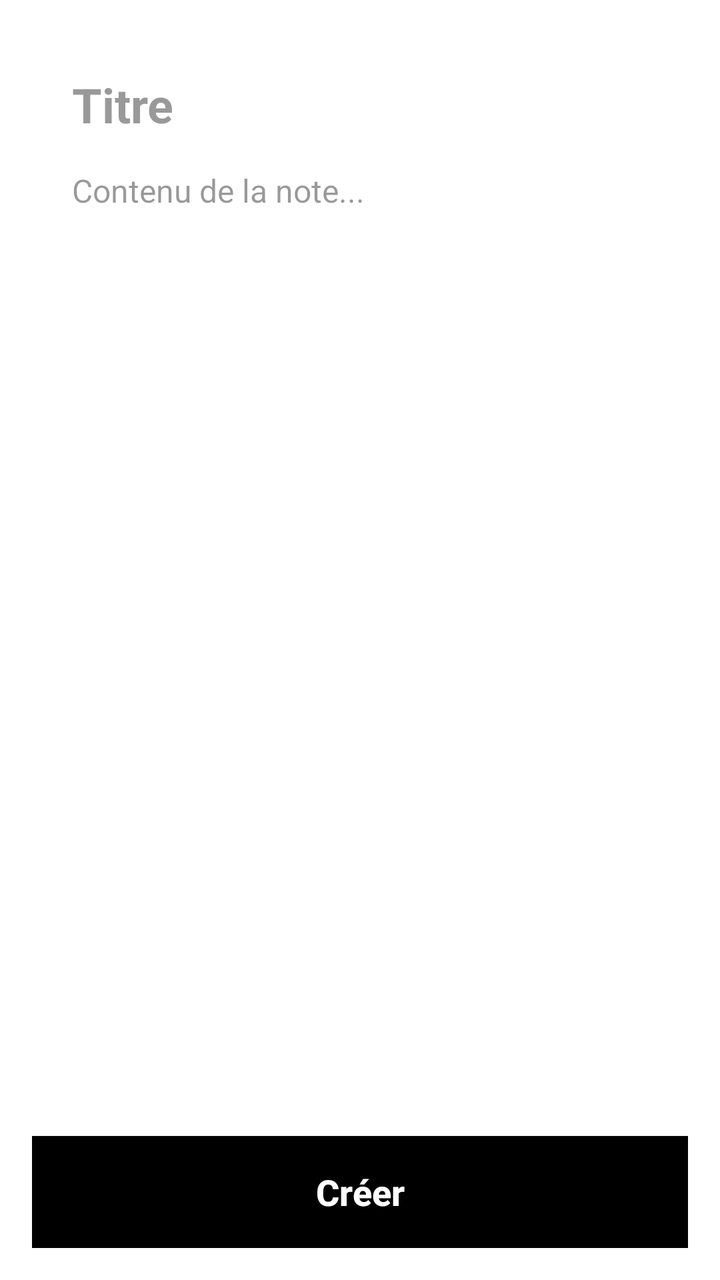
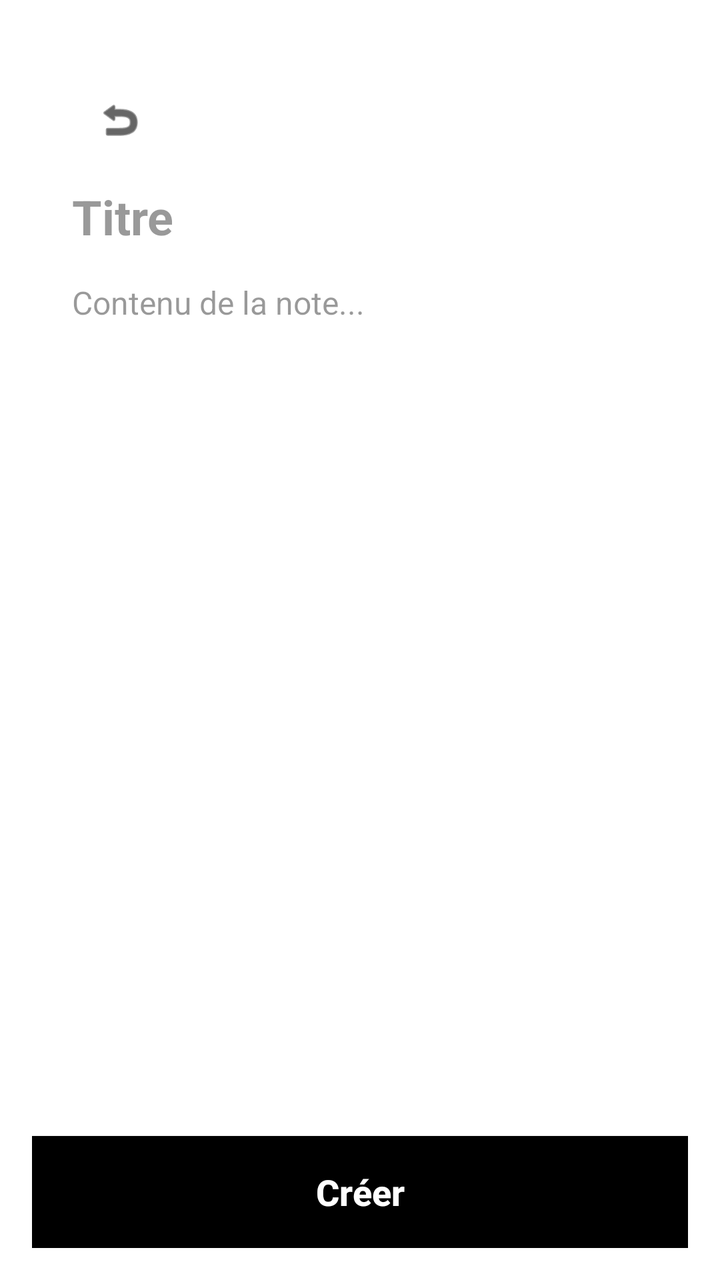

Compare the two renders of this Android layout. The source of the first and the diff that turns it into the second are given below.
<!-- AndroidManifest.xml: application theme Theme.GestionnaireNotes -->
<!-- res/layout/activity_create_note.xml -->
<?xml version="1.0" encoding="utf-8"?>
<RelativeLayout xmlns:android="http://schemas.android.com/apk/res/android"
    xmlns:app="http://schemas.android.com/apk/res-auto"
    android:layout_width="match_parent"
    android:layout_height="match_parent"
    android:background="#FFFFFF"
    android:padding="16dp"> <androidx.cardview.widget.CardView
    android:id="@+id/layoutCreateNote"
    android:layout_width="match_parent"
    android:layout_height="match_parent"
    android:layout_above="@+id/btnCreer"
    android:layout_marginBottom="24dp"
    app:cardCornerRadius="20dp"
    app:cardElevation="0dp"
    android:clipToOutline="true"> <LinearLayout
    android:layout_width="match_parent"
    android:layout_height="match_parent"
    android:orientation="vertical"
    android:padding="20dp">

    <EditText
        android:id="@+id/etTitre"
        android:layout_width="match_parent"
        android:layout_height="wrap_content"
        android:hint="Titre"
        android:inputType="text"
        android:textColor="#000000"
        android:textColorHint="#66000000"
        android:textSize="24sp"
        android:textStyle="bold"
        android:background="@null"
        android:paddingBottom="16dp" />

    <EditText
        android:id="@+id/etContenu"
        android:layout_width="match_parent"
        android:layout_height="match_parent"
        android:hint="Contenu de la note..."
        android:gravity="top|start"
        android:inputType="textMultiLine"
        android:textColor="#000000"
        android:textColorHint="#66000000"
        android:textSize="16sp"
        android:background="@null" />
</LinearLayout>
</androidx.cardview.widget.CardView>

    <androidx.appcompat.widget.AppCompatButton
        android:id="@+id/btnCreer"
        android:layout_width="match_parent"
        android:layout_height="56dp"
        android:layout_alignParentBottom="true"
        android:text="Créer"
        android:textAllCaps="false"
        android:textSize="18sp"
        android:textStyle="bold"
        android:textColor="#FFFFFF"
        android:background="#000000" />

</RelativeLayout>
<!-- resources referenced by this layout -->
<resources>
  <style name="Theme.GestionnaireNotes" parent="Base.Theme.GestionnaireNotes" />
  <style name="Base.Theme.GestionnaireNotes" parent="Theme.Material3.DayNight.NoActionBar">
          
          
      </style>
</resources>

<!-- the commit's change to res/layout/activity_create_note.xml (unified diff, before → after) -->
@@ -4,46 +4,63 @@
     android:layout_width="match_parent"
     android:layout_height="match_parent"
     android:background="#FFFFFF"
-    android:padding="16dp"> <androidx.cardview.widget.CardView
-    android:id="@+id/layoutCreateNote"
-    android:layout_width="match_parent"
-    android:layout_height="match_parent"
-    android:layout_above="@+id/btnCreer"
-    android:layout_marginBottom="24dp"
-    app:cardCornerRadius="20dp"
-    app:cardElevation="0dp"
-    android:clipToOutline="true"> <LinearLayout
-    android:layout_width="match_parent"
-    android:layout_height="match_parent"
-    android:orientation="vertical"
-    android:padding="20dp">
+    android:padding="16dp">
 
-    <EditText
-        android:id="@+id/etTitre"
-        android:layout_width="match_parent"
-        android:layout_height="wrap_content"
-        android:hint="Titre"
-        android:inputType="text"
-        android:textColor="#000000"
-        android:textColorHint="#66000000"
-        android:textSize="24sp"
-        android:textStyle="bold"
-        android:background="@null"
-        android:paddingBottom="16dp" />
-
-    <EditText
-        android:id="@+id/etContenu"
+    <androidx.cardview.widget.CardView
+        android:id="@+id/layoutCreateNote"
         android:layout_width="match_parent"
         android:layout_height="match_parent"
-        android:hint="Contenu de la note..."
-        android:gravity="top|start"
-        android:inputType="textMultiLine"
-        android:textColor="#000000"
-        android:textColorHint="#66000000"
-        android:textSize="16sp"
-        android:background="@null" />
-</LinearLayout>
-</androidx.cardview.widget.CardView>
+        android:layout_above="@+id/btnCreer"
+        android:layout_marginBottom="24dp"
+        app:cardCornerRadius="20dp"
+        app:cardElevation="0dp"
+        android:clipToOutline="true">
+
+        <LinearLayout
+            android:layout_width="match_parent"
+            android:layout_height="match_parent"
+            android:orientation="vertical"
+            android:padding="20dp">
+
+            <ImageView
+                android:id="@+id/btnRetourCreate"
+                android:layout_width="48dp"
+                android:layout_height="48dp"
+                android:layout_marginBottom="8dp"
+                android:padding="12dp"
+                android:src="@android:drawable/ic_menu_revert"
+                android:contentDescription="Retour"
+                app:tint="#000000"
+                android:background="?attr/selectableItemBackgroundBorderless"
+                android:clickable="true"
+                android:focusable="true" />
+
+            <EditText
+                android:id="@+id/etTitre"
+                android:layout_width="match_parent"
+                android:layout_height="wrap_content"
+                android:hint="Titre"
+                android:inputType="text"
+                android:textColor="#000000"
+                android:textColorHint="#66000000"
+                android:textSize="24sp"
+                android:textStyle="bold"
+                android:background="@null"
+                android:paddingBottom="16dp" />
+
+            <EditText
+                android:id="@+id/etContenu"
+                android:layout_width="match_parent"
+                android:layout_height="match_parent"
+                android:hint="Contenu de la note..."
+                android:gravity="top|start"
+                android:inputType="textMultiLine"
+                android:textColor="#000000"
+                android:textColorHint="#66000000"
+                android:textSize="16sp"
+                android:background="@null" />
+        </LinearLayout>
+    </androidx.cardview.widget.CardView>
 
     <androidx.appcompat.widget.AppCompatButton
         android:id="@+id/btnCreer"
